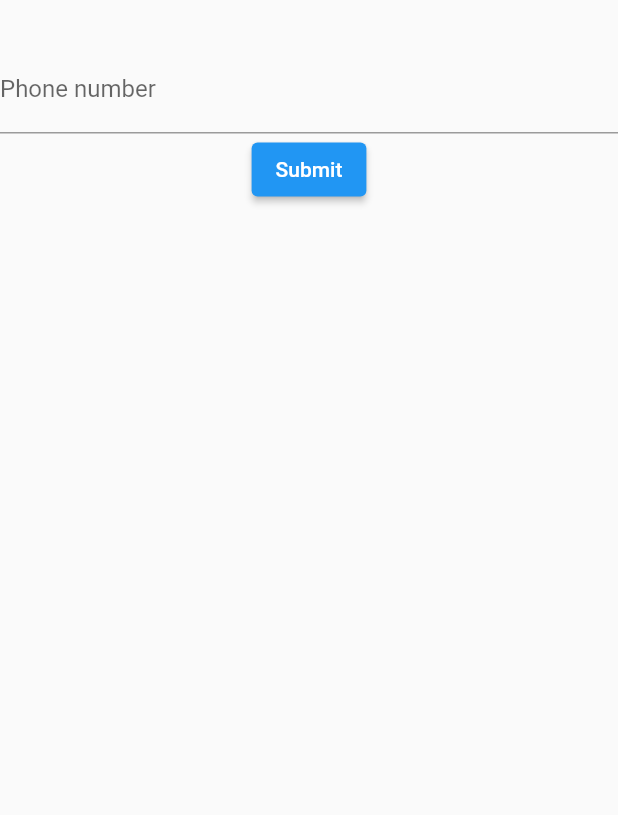
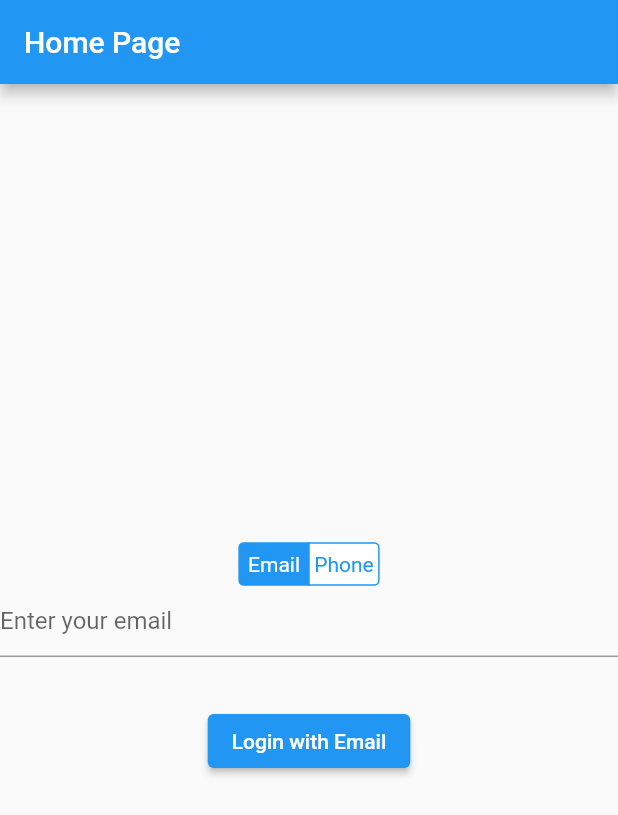
Before and after one commit to yasmeenaothman/events_app, a Flutter app: the screen it shows after launch, on a phone screen of 412 x 824 dp. Shown: the top 815 px of the screen. Run offline on Flutter 3.47's test engine with Material 2 defaults, Android fonts, the phone set to English and light mode, and no system bars; our stand-ins replace firebase_auth, firebase_core, firebase_dynamic_links, flutter_hooks, fluttertoast, freezed_annotation and 2 more; accounts and stored records are empty.

Commit message:
login by phone

```diff
--- a/lib/firebase_servises/controllers/auth_controller.dart
+++ b/lib/firebase_servises/controllers/auth_controller.dart
@@ -4,9 +4,11 @@ import 'package:firebase_auth/firebase_auth.dart';
 class AuthController{
   static FirebaseAuth firebaseAuth = FirebaseAuth.instance;
 
-  static Future<UserCredential> signInWithCredential(AuthCredential authCredential){
+  /*static Future<UserCredential> signInWithCredential(AuthCredential authCredential){
     return firebaseAuth.signInWithCredential(authCredential);
   }
+  */
+
   static Future<void> sendSignInWithEmailLink(String email){
     return firebaseAuth.sendSignInLinkToEmail(
       email: email,
--- a/lib/firebase_servises/repo/auth_repo.dart
+++ b/lib/firebase_servises/repo/auth_repo.dart
@@ -1,14 +1,14 @@
 import 'package:firebase_auth/firebase_auth.dart';
 import 'package:flutter/material.dart';
 
-import '../../modules/home_screen.dart';
-import '../../modules/verify_screen.dart';
+import '../../modules/main_event_page.dart';
+import '../../modules/phone_verification_screen.dart';
 import '../../utils/constants.dart';
 import '../../utils/static_method.dart';
 import '../controllers/auth_controller.dart';
 
 class AuthRepo{
-  static int? resendToken;
+  /*static int? resendToken;
   static Future<bool> signInWithCredential(BuildContext context,AuthCredential authCredential) async {
     try{
       await AuthController.signInWithCredential(authCredential);
@@ -74,6 +74,12 @@ class AuthRepo{
     }
   }
 
+  */
+
+
+
+
+
   static Future<bool> sendSignInWithEmailLink(String email)async{
     try{
       await AuthController.sendSignInWithEmailLink(email);
--- a/lib/main.dart
+++ b/lib/main.dart
@@ -1,31 +1,34 @@
 
+import 'package:events_app/riverpod/providers/auth_providers.dart';
+import 'package:firebase_core/firebase_core.dart';
 import 'package:flutter/material.dart';
-import 'package:firebase_core/firebase_core.dart';
+import 'package:hooks_riverpod/hooks_riverpod.dart';
 import 'firebase_options.dart';
-import '/modules/verify_screen.dart';
-import '/modules/login_with_phone_screen.dart';
-import 'modules/home_screen.dart';
+import 'modules/home_page.dart';
+import 'modules/main_event_page.dart';
+import 'modules/phone_verification_screen.dart';
 
 Future<void> main() async {
   WidgetsFlutterBinding.ensureInitialized();
   await Firebase.initializeApp(
     options: DefaultFirebaseOptions.currentPlatform,
   );
-  runApp(const MyApp());
+  runApp(const ProviderScope(child: MyApp()));
 }
 
-class MyApp extends StatelessWidget {
+class MyApp extends HookConsumerWidget {
   const MyApp({super.key});
-
-  // This widget is the root of your application.
   @override
-  Widget build(BuildContext context) {
+  Widget build(BuildContext context,ref) {
+    final firebaseAuthProvider = ref.watch(firebaseAuthStateProvider.notifier);
+    final firebaseAuthState = ref.watch(firebaseAuthStateProvider);
     return MaterialApp(
       debugShowCheckedModeBanner: false,
-      home: LoginWithPhoneScreen(),
+      home: firebaseAuthState.currentUser!=null?const MainEventPage(): const HomePage(),//firebaseAuthProvider.checkUserIsLogin(),
       routes: {
-        //VerifyScreen.routeName: (context)=> VerifyScreen(),
-        HomeScreen.routeName: (context)=> const HomeScreen(),
+        PhoneVerificationPage.routeName: (context)=> PhoneVerificationPage(),
+        HomePage.routeName: (context)=> const HomePage(),
+        MainEventPage.routeName: (context)=> const MainEventPage(),
       },
     );
   }
--- /dev/null
+++ b/lib/model/login_form_state.dart
@@ -0,0 +1,17 @@
+import 'package:flutter/cupertino.dart';
+import 'package:flutter/foundation.dart';
+import 'package:freezed_annotation/freezed_annotation.dart';
+part 'login_form_state.freezed.dart';
+
+enum LoginMethod { email, phone }
+
+@freezed
+class LoginFormState with _$LoginFormState {
+  const factory LoginFormState({
+    @Default(LoginMethod.email) LoginMethod loginMethod,
+    @Default(false) bool submitting,
+    @Default(false) bool emailSent,
+    @Default(false) bool smsSent,
+    @Default(false) bool submittingError,
+  }) = _LoginFormState;
+}
--- /dev/null
+++ b/lib/modules/home_page.dart
@@ -0,0 +1,127 @@
+import 'package:events_app/modules/phone_verification_screen.dart';
+import 'package:flutter/cupertino.dart';
+import 'package:flutter/material.dart';
+import 'package:flutter_hooks/flutter_hooks.dart';
+import 'package:hooks_riverpod/hooks_riverpod.dart';
+import 'package:intl_phone_field/intl_phone_field.dart';
+import '../model/login_form_state.dart';
+import '../riverpod/providers/auth_providers.dart';
+import '../riverpod/providers/login_form_notifier_provider.dart';
+import 'open_email_app_page.dart';
+
+final GlobalKey<FormState> loginFormKey = GlobalKey<FormState>();
+
+class HomePage extends HookConsumerWidget {
+  static String routeName = "/HomePage";
+  const HomePage({
+    Key? key,
+  }) : super(key: key);
+
+  @override
+  Widget build(BuildContext context, WidgetRef ref) {
+    final state = ref.watch(loginFormNotifierProvider);
+    final notifier = ref.watch(loginFormNotifierProvider.notifier);
+    final firebaseAuthProvider = ref.watch(firebaseAuthStateProvider.notifier);
+    final emailController = useTextEditingController();
+    final phoneController = useTextEditingController();
+    String? phoneNumber;
+    ref.listen(loginFormNotifierProvider, (previous, next) {
+      if (next.emailSent) {
+        Navigator.push(context, MaterialPageRoute(builder: (context) => const OpenEmailAppPage(),));
+      } else if (next.smsSent) {
+        Navigator.push(context, MaterialPageRoute(builder: (context) => PhoneVerificationPage(),));
+      }
+    });
+
+    return Scaffold(
+      appBar: AppBar(
+        title: const Text('Home Page'),
+      ),
+      body: Form(
+        key: loginFormKey,
+        child: Center(
+          child: Column(
+            mainAxisSize: MainAxisSize.min,
+            children: [
+              CupertinoSegmentedControl<LoginMethod>(
+                groupValue: state.loginMethod,
+                children: const {
+                  LoginMethod.email: Text(' Email '),
+                  LoginMethod.phone: Text(' Phone ')
+                },
+                onValueChanged: (value) {
+                  notifier.changeLoginMethod(value);
+                },
+              ),
+              if (state.loginMethod == LoginMethod.email)
+                TextFormField(
+                  controller: emailController,
+                  decoration: const InputDecoration(
+                    hintText: 'Enter your email',
+                  ),
+                  validator: notifier.validateEmail,
+                ),
+              if (state.loginMethod == LoginMethod.phone)
+                IntlPhoneField(
+                  decoration: const InputDecoration(
+                    counterStyle: TextStyle(color: Colors.black),
+                    border: InputBorder.none,
+                    enabledBorder: OutlineInputBorder(
+                      borderSide:
+                          BorderSide(color: Colors.transparent, width: 1),
+                      borderRadius: BorderRadius.all(Radius.circular(10)),
+                    ),
+                    focusedBorder: OutlineInputBorder(
+                      borderSide:
+                          BorderSide(color: Colors.transparent, width: 1),
+                      borderRadius: BorderRadius.all(Radius.circular(10)),
+                    ),
+                  ),
+                  dropdownIcon: const Icon(
+                    Icons.arrow_drop_down_rounded,
+                    color: Colors.black,
+                  ),
+                  controller: phoneController,
+                  initialCountryCode: 'PS',
+                  disableLengthCheck: true,
+                  dropdownTextStyle: const TextStyle(
+                      color: Colors.black, fontWeight: FontWeight.bold),
+                  dropdownIconPosition: IconPosition.trailing,
+                  textInputAction: TextInputAction.go,
+                  autofocus: false,
+                  style: const TextStyle(
+                      color: Colors.black, fontWeight: FontWeight.bold),
+                  flagsButtonPadding: const EdgeInsets.only(left: 8),
+                  textAlignVertical: TextAlignVertical.center,
+                  onChanged: (phone) {
+                    phoneNumber = phone.completeNumber.trim();
+                    print(phone.completeNumber);
+                  },
+                ),
+              const SizedBox(height: 32),
+              ElevatedButton(
+                  onPressed: () {
+                    if (loginFormKey.currentState!.validate()) {
+                      if (state.loginMethod == LoginMethod.email) {
+                        notifier.handleEmailLogin(emailController.text);
+                      } else {
+                        notifier.handlePhoneLogin(context,phoneNumber!,firebaseAuthProvider);
+                      }
+                    }
+                  },
+                  child: state.submitting
+                      ? const SizedBox(
+                          width: 16,
+                          height: 16,
+                          child: CircularProgressIndicator(
+                            color: Colors.white,
+                            strokeWidth: 2,
+                          ))
+                      : Text(notifier.submitButtonText))
+            ],
+          ),
+        ),
+      ),
+    );
+  }
+}
--- a/lib/modules/login_with_phone_screen.dart
+++ /dev/null
@@ -1,36 +0,0 @@
-
-import 'package:events_app/firebase_servises/repo/auth_repo.dart';
-import 'package:firebase_auth/firebase_auth.dart';
-import 'package:flutter/material.dart';
-
-class LoginWithPhoneScreen extends StatelessWidget {
-  LoginWithPhoneScreen({Key? key}) : super(key: key);
-  final phoneNumberController = TextEditingController();
-  @override
-  Widget build(BuildContext context) {
-    return Scaffold(
-      body: Column(
-        children: [
-          const SizedBox(
-            height: 30,
-          ),
-          TextFormField(
-            controller: phoneNumberController,
-            decoration: const InputDecoration(labelText: 'Phone number'),
-            keyboardType: TextInputType.phone,
-          ),
-          ElevatedButton(
-            onPressed: () {
-              AuthRepo.verifyPhoneNumber(
-                context: context,
-                phoneNumber: phoneNumberController.text.trim(),
-              );
-            },
-            child: const Text('Submit'),
-          ),
-
-        ],
-      ),
-    );
-  }
-}
--- /dev/null
+++ b/lib/modules/open_email_app_page.dart
@@ -0,0 +1,17 @@
+import 'package:flutter/material.dart';
+
+class OpenEmailAppPage extends StatelessWidget {
+  const OpenEmailAppPage({Key? key}) : super(key: key);
+
+  @override
+  Widget build(BuildContext context) {
+    return Scaffold(
+      appBar: AppBar(
+        title: const Text('Open Email App'),
+      ),
+      body: const Center(
+        child: Text('Open Email App Page'),
+      ),
+    );
+  }
+}
--- /dev/null
+++ b/lib/riverpod/providers/counter_provider.dart
@@ -0,0 +1,6 @@
+
+import 'package:hooks_riverpod/hooks_riverpod.dart';
+
+
+final isResendBtnEnabledProvider = StateProvider<bool>((ref)=>true);
+final counterProvider = StateProvider<int>((ref)=>60);
--- /dev/null
+++ b/lib/riverpod/providers/login_form_notifier_provider.dart
@@ -0,0 +1,52 @@
+import 'package:events_app/riverpod/providers/auth_providers.dart';
+import 'package:flutter/cupertino.dart';
+import 'package:hooks_riverpod/hooks_riverpod.dart';
+
+import '../../model/login_form_state.dart';
+
+class LoginFormStateNotifier extends StateNotifier<LoginFormState> {
+  LoginFormStateNotifier() : super(const LoginFormState());
+
+  void changeLoginMethod(LoginMethod loginMethod) {
+    state = LoginFormState(loginMethod: loginMethod);
+  }
+
+  String get submitButtonText => state.loginMethod == LoginMethod.email
+      ? 'Login with Email'
+      : 'Login with Phone';
+
+  String? validateEmail(value) {
+    if (value == null || value.isEmpty) {
+      return 'Please enter some text';
+    }
+    return null;
+  }
+
+  String? validatePhone(value) {
+    if (value == null || value.isEmpty) {
+      return 'Please enter some text';
+    }
+    return null;
+  }
+
+  void handleEmailLogin(String text) {
+    state = state.copyWith(submitting: true);
+    Future.delayed(const Duration(seconds: 2), () {
+      state = const LoginFormState(emailSent: true);
+    });
+  }
+
+  handlePhoneLogin(BuildContext context,String text,FirebaseAuthProvider firebaseAuthProvider) {
+    state = state.copyWith(submitting: true);
+    firebaseAuthProvider.verifyPhoneNumber(
+      context: context,
+      phoneNumber: text,
+    );
+  }
+}
+
+final loginFormNotifierProvider =
+StateNotifierProvider.autoDispose<LoginFormStateNotifier, LoginFormState>(
+        (ref) {
+      return LoginFormStateNotifier();
+    });
```
Also changed, not shown: lib/modules/home_screen.dart (deleted, +0 -14 lines), lib/modules/main_event_page.dart (added, +23 -0 lines), lib/modules/phone_verification_screen.dart (added, +78 -0 lines), lib/modules/verify_screen.dart (deleted, +0 -76 lines), lib/riverpod/providers/auth_providers.dart (added, +98 -0 lines), pubspec.yaml (+8 -7 lines), lib/model/login_form_state.freezed.dart (added), pubspec.lock, 1 other file.
